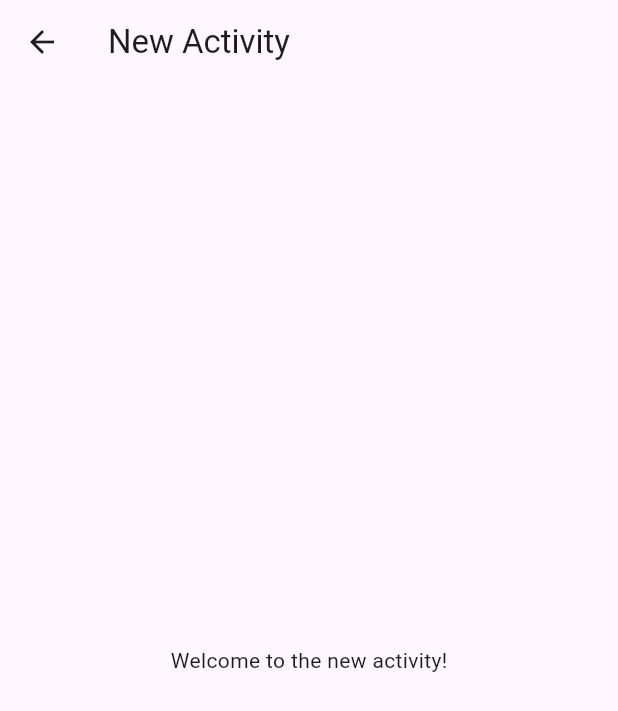
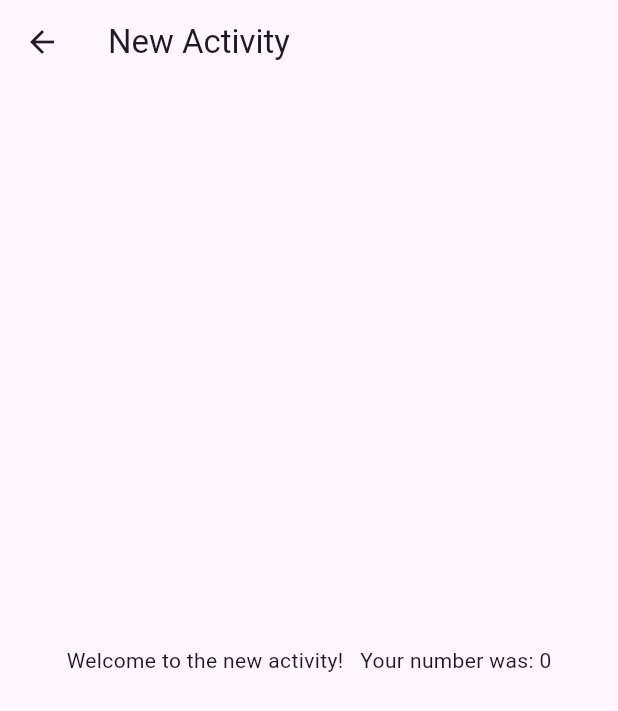
Before and after one commit to Radio-Babylon/babylon_app, a Flutter app: the screen it shows after launch, after a tap on the "open in new" icon, on a phone screen of 412 x 824 dp. Shown: the top 711 px of the screen. Run offline on Flutter 3.47's test engine with Material 3 defaults, Android fonts, the phone set to English and light mode, and no system bars.

Commit message:
New activity, send info to it

```diff
--- a/lib/main.dart
+++ b/lib/main.dart
@@ -155,7 +155,7 @@ class _MyHomePageState extends State<MyHomePage> {
               onPressed: () {
                 Navigator.push(
                     context,
-                    MaterialPageRoute(builder: (context) => NewActivityScreen()),
+                    MaterialPageRoute(builder: (context) => NewActivityScreen(counterValue: _counter)),
                 );
               },
               tooltip: 'Open New Activity',
--- a/lib/new_activity_screen.dart
+++ b/lib/new_activity_screen.dart
@@ -1,6 +1,9 @@
 import 'package:flutter/material.dart';
 
 class NewActivityScreen extends StatelessWidget {
+  final int counterValue;
+  NewActivityScreen({required this.counterValue});
+
   @override
   Widget build(BuildContext context) {
     return Scaffold(
@@ -8,7 +11,7 @@ class NewActivityScreen extends StatelessWidget {
         title: Text("New Activity"),
       ),
       body: Center(
-        child: Text("Welcome to the new activity!"),
+        child: Text("Welcome to the new activity!   Your number was: $counterValue"),
       ),
     );
   }
```
